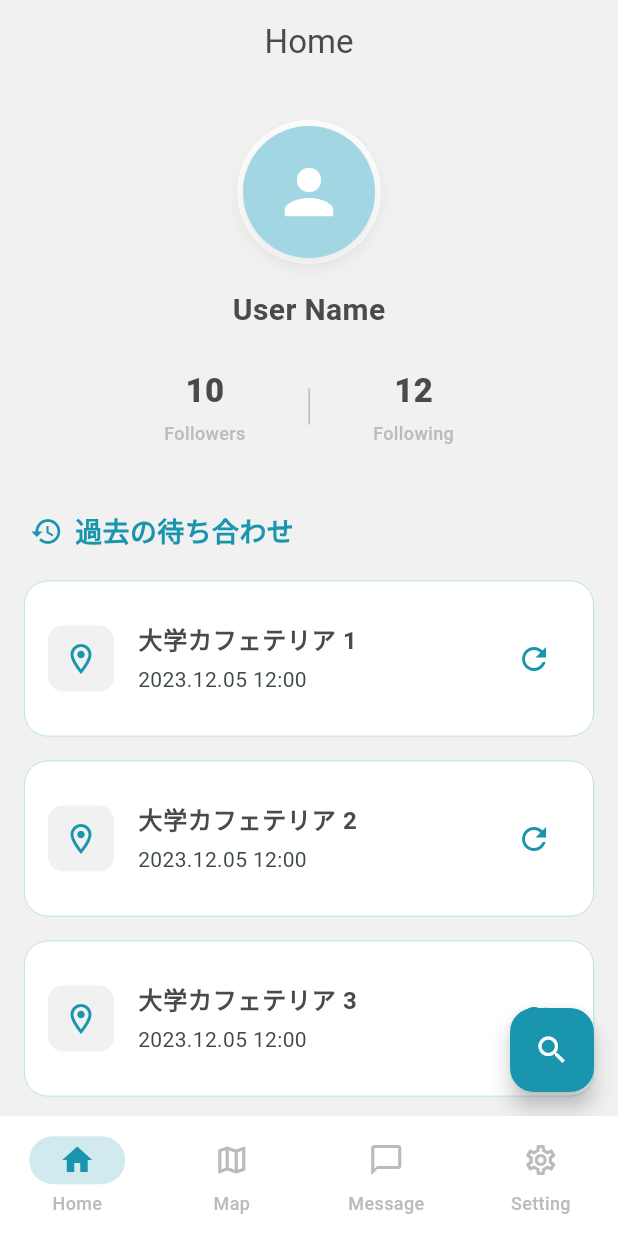
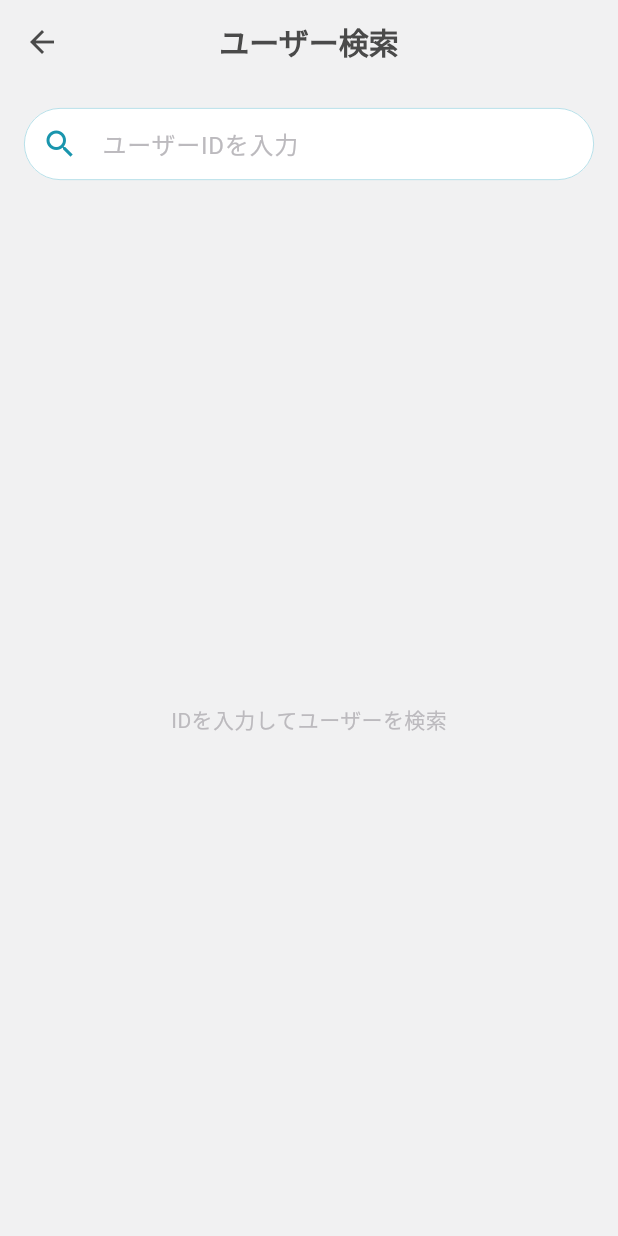
Before and after one commit to iwashi-v3/appointment-app, a Flutter app: the screen it shows after launch, after a tap on the "search" icon, on a phone screen of 412 x 824 dp. Run offline on Flutter 3.47's test engine with Material 3 defaults, Android fonts, the phone set to English and light mode, and no system bars.

Commit message:
floating action buttonの画面遷移の実装

```diff
--- a/frontend/lib/screens/home/home_screen.dart
+++ b/frontend/lib/screens/home/home_screen.dart
@@ -1,6 +1,7 @@
 import 'package:flutter/material.dart';
 import '../../constants/app_colors.dart';
-import 'user_list_screen.dart'; // 作成した一覧画面をインポート
+import 'user_list_screen.dart';   // フォロー・フォロワー一覧画面
+import 'user_search_screen.dart'; // ユーザー検索画面
 
 class HomeScreen extends StatelessWidget {
   const HomeScreen({super.key});
@@ -14,13 +15,21 @@ class HomeScreen extends StatelessWidget {
         backgroundColor: AppColors.background,
         elevation: 0,
       ),
+
+      // --- 検索ボタン (ユーザー検索画面へ遷移) ---
       floatingActionButton: FloatingActionButton(
         onPressed: () {
-          print("検索ボタンが押されました");
+          Navigator.push(
+            context,
+            MaterialPageRoute(
+              builder: (context) => const UserSearchScreen(),
+            ),
+          );
         },
         backgroundColor: AppColors.primary,
         child: const Icon(Icons.search, color: Colors.white),
       ),
+
       body: SingleChildScrollView(
         child: Column(
           children: [
@@ -30,7 +39,7 @@ class HomeScreen extends StatelessWidget {
             Center(
               child: Column(
                 children: [
-                  // アイコン画像
+                  // プロフィールアイコン（二重円デザイン）
                   Container(
                     padding: const EdgeInsets.all(4),
                     decoration: const BoxDecoration(
@@ -41,7 +50,7 @@ class HomeScreen extends StatelessWidget {
                       width: 88,
                       height: 88,
                       decoration: BoxDecoration(
-                        color: AppColors.secondary,
+                        color: AppColors.secondary, // Iceカラー
                         shape: BoxShape.circle,
                         boxShadow: [
                           BoxShadow(
@@ -71,7 +80,7 @@ class HomeScreen extends StatelessWidget {
                   Row(
                     mainAxisAlignment: MainAxisAlignment.center,
                     children: [
-                      // フォロワー
+                      // フォロワー数
                       _buildStatItem(
                         context,
                         count: '10',
@@ -83,7 +92,7 @@ class HomeScreen extends StatelessWidget {
                             MaterialPageRoute(
                               builder: (context) => const UserListScreen(
                                 title: 'フォロワー',
-                                isFollowingList: false, // フォロワー一覧モード
+                                isFollowingList: false,
                               ),
                             ),
                           );
@@ -98,7 +107,7 @@ class HomeScreen extends StatelessWidget {
                         margin: const EdgeInsets.symmetric(horizontal: 30),
                       ),
 
-                      // フォロー中
+                      // フォロー中数
                       _buildStatItem(
                         context,
                         count: '12',
@@ -110,7 +119,7 @@ class HomeScreen extends StatelessWidget {
                             MaterialPageRoute(
                               builder: (context) => const UserListScreen(
                                 title: 'フォロー中',
-                                isFollowingList: true, // フォロー中リストモード
+                                isFollowingList: true,
                               ),
                             ),
                           );
@@ -144,9 +153,9 @@ class HomeScreen extends StatelessWidget {
             ),
             const SizedBox(height: 12),
 
-            // 履歴リスト
+            // 履歴カードリスト
             ListView.builder(
-              shrinkWrap: true,
+              shrinkWrap: true, // 親のスクロールを使うために必要
               physics: const NeverScrollableScrollPhysics(),
               itemCount: 3,
               itemBuilder: (context, index) {
@@ -182,12 +191,16 @@ class HomeScreen extends StatelessWidget {
                     trailing: IconButton(
                       icon: const Icon(Icons.refresh, color: AppColors.primary),
                       tooltip: 'もう一度作成',
-                      onPressed: () {},
+                      onPressed: () {
+                        // 再作成ロジック（後日実装）
+                      },
                     ),
                   ),
                 );
               },
             ),
+
+            // FABがコンテンツに被らないように下の余白を確保
             const SizedBox(height: 80),
           ],
         ),
@@ -195,13 +208,13 @@ class HomeScreen extends StatelessWidget {
     );
   }
 
-  // タップ可能な数値アイテムを作成するヘルパーメソッド
+  // タップ可能な数値アイテムを作るヘルパーメソッド
   Widget _buildStatItem(BuildContext context, {required String count, required String label, required VoidCallback onTap}) {
     return InkWell(
       onTap: onTap,
-      borderRadius: BorderRadius.circular(8), // タップ時の波紋を丸くする
+      borderRadius: BorderRadius.circular(8),
       child: Padding(
-        padding: const EdgeInsets.symmetric(horizontal: 12, vertical: 4), // タップ領域を確保
+        padding: const EdgeInsets.symmetric(horizontal: 12, vertical: 4),
         child: Column(
           children: [
             Text(
--- /dev/null
+++ b/frontend/lib/screens/home/user_search_screen.dart
@@ -0,0 +1,142 @@
+import 'package:flutter/material.dart';
+import '../../constants/app_colors.dart';
+
+class UserSearchScreen extends StatefulWidget {
+  const UserSearchScreen({super.key});
+
+  @override
+  State<UserSearchScreen> createState() => _UserSearchScreenState();
+}
+
+class _UserSearchScreenState extends State<UserSearchScreen> {
+  final TextEditingController _searchController = TextEditingController();
+  List<String> _searchResults = []; // 検索結果（ダミーデータ）
+  bool _hasSearched = false; // 検索を実行したかどうか
+
+  // 検索処理（ダミー）
+  void _performSearch(String query) {
+    setState(() {
+      _hasSearched = true;
+      if (query.isNotEmpty) {
+        // 入力があればダミー結果を生成
+        _searchResults = List.generate(
+          5,
+          (index) => '$query-user-$index', // 入力されたIDを含むダミーユーザー
+        );
+      } else {
+        _searchResults = [];
+      }
+    });
+  }
+
+  @override
+  Widget build(BuildContext context) {
+    return Scaffold(
+      appBar: AppBar(
+        title: const Text('ユーザー検索'),
+        backgroundColor: AppColors.background,
+        elevation: 0,
+        iconTheme: const IconThemeData(color: AppColors.textBody),
+        titleTextStyle: const TextStyle(
+          color: AppColors.textBody,
+          fontSize: 20,
+          fontWeight: FontWeight.bold,
+        ),
+      ),
+      body: Column(
+        children: [
+          // --- 検索窓エリア ---
+          Container(
+            padding: const EdgeInsets.all(16),
+            color: AppColors.background,
+            child: TextField(
+              controller: _searchController,
+              decoration: InputDecoration(
+                hintText: 'ユーザーIDを入力',
+                hintStyle: const TextStyle(color: AppColors.warmGray),
+                prefixIcon: const Icon(Icons.search, color: AppColors.primary),
+                filled: true,
+                fillColor: Colors.white,
+                contentPadding: const EdgeInsets.symmetric(vertical: 0, horizontal: 20),
+                border: OutlineInputBorder(
+                  borderRadius: BorderRadius.circular(30),
+                  borderSide: BorderSide.none,
+                ),
+                enabledBorder: OutlineInputBorder(
+                  borderRadius: BorderRadius.circular(30),
+                  borderSide: const BorderSide(color: AppColors.secondary, width: 0.5),
+                ),
+                focusedBorder: OutlineInputBorder(
+                  borderRadius: BorderRadius.circular(30),
+                  borderSide: const BorderSide(color: AppColors.primary, width: 1.5),
+                ),
+                // 入力があったらクリアボタンを表示
+                suffixIcon: _searchController.text.isNotEmpty
+                    ? IconButton(
+                        icon: const Icon(Icons.clear, color: AppColors.warmGray),
+                        onPressed: () {
+                          _searchController.clear();
+                          _performSearch('');
+                        },
+                      )
+                    : null,
+              ),
+              onSubmitted: _performSearch, // キーボードのエンターで検索
+              onChanged: (text) {
+                // 入力変更時にクリアボタンの出し分けのために再描画
+                setState(() {});
+              },
+            ),
+          ),
+
+          // --- 検索結果リストエリア ---
+          Expanded(
+            child: _searchResults.isEmpty
+                ? Center(
+                    child: Text(
+                      _hasSearched ? 'ユーザーが見つかりませんでした' : 'IDを入力してユーザーを検索',
+                      style: const TextStyle(color: AppColors.textSub),
+                    ),
+                  )
+                : ListView.separated(
+                    itemCount: _searchResults.length,
+                    separatorBuilder: (context, index) => const Divider(height: 1, indent: 72),
+                    itemBuilder: (context, index) {
+                      final userId = _searchResults[index];
+                      return ListTile(
+                        contentPadding: const EdgeInsets.symmetric(horizontal: 16, vertical: 8),
+                        leading: CircleAvatar(
+                          radius: 24,
+                          backgroundColor: AppColors.secondary,
+                          child: const Icon(Icons.person, color: Colors.white),
+                        ),
+                        title: Text(
+                          userId, // ユーザーIDを表示
+                          style: const TextStyle(fontWeight: FontWeight.bold, color: AppColors.textBody),
+                        ),
+                        subtitle: const Text('ID検索結果', style: TextStyle(fontSize: 12, color: AppColors.textSub)),
+                        trailing: ElevatedButton(
+                          onPressed: () {
+                            // フォロー処理
+                          },
+                          style: ElevatedButton.styleFrom(
+                            backgroundColor: AppColors.primary,
+                            foregroundColor: Colors.white,
+                            elevation: 0,
+                            shape: RoundedRectangleBorder(
+                              borderRadius: BorderRadius.circular(20),
+                            ),
+                            padding: const EdgeInsets.symmetric(horizontal: 16),
+                            minimumSize: const Size(80, 36),
+                          ),
+                          child: const Text('フォロー'),
+                        ),
+                      );
+                    },
+                  ),
+          ),
+        ],
+      ),
+    );
+  }
+}
```
